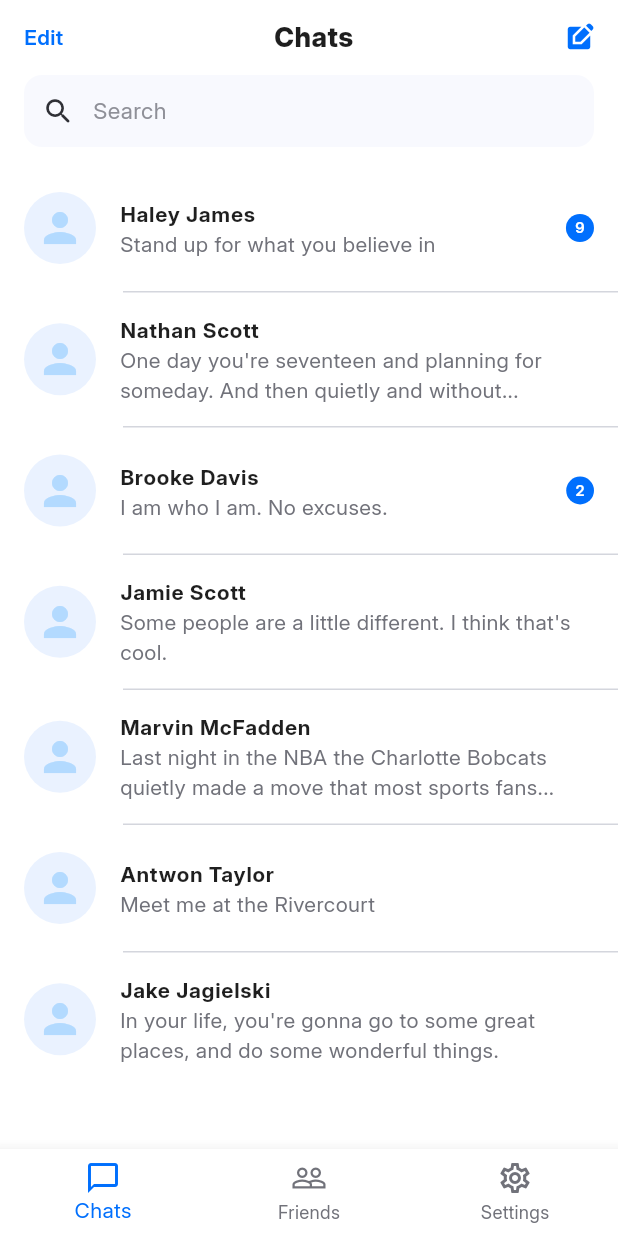
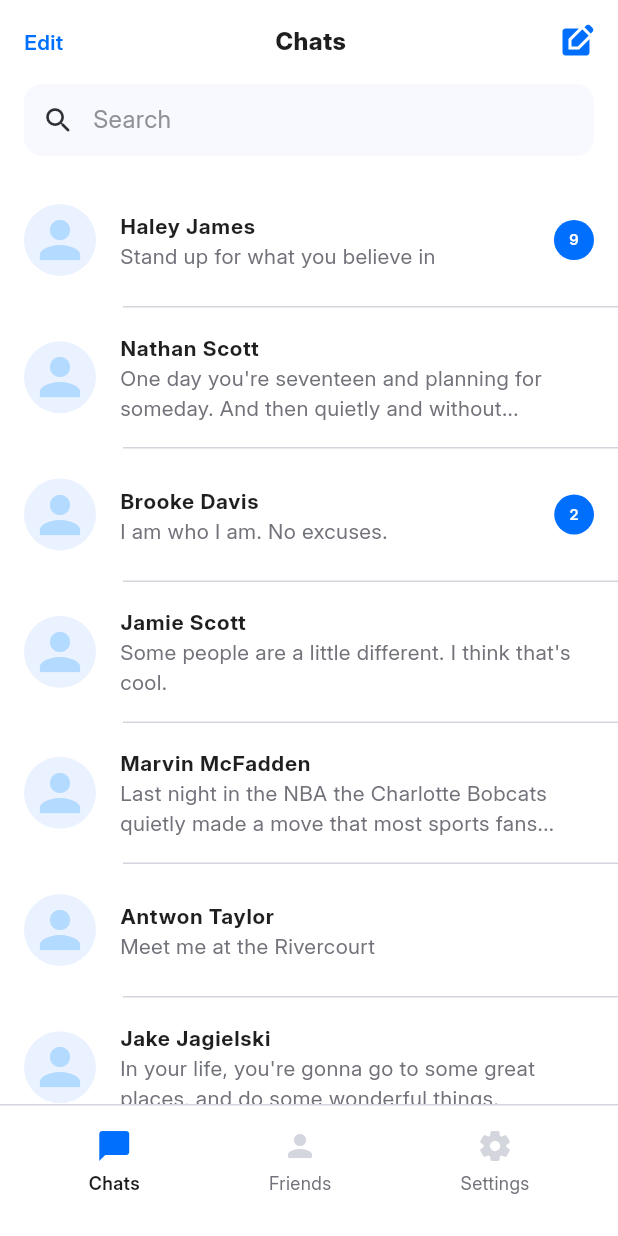
Before and after one commit to samsonsajees/ui_task_2, a Flutter app: the screen it shows after launch, on a phone screen of 412 x 824 dp. Run offline on Flutter 3.47's test engine with Material 3 defaults, Android fonts, the light colour scheme and no system bars; our stand-ins replace flutter_svg.

Commit message:
refactoring on chat detailed screen and some ui chnges in chats screen

```diff
--- a/lib/constants/app_colors.dart
+++ b/lib/constants/app_colors.dart
@@ -22,4 +22,5 @@ class AppColors {
   static final Color searchBar = _hexToColor("F8F9FE");
   static final Color searchIcon = _hexToColor("2F3036");
   static final Color chatIcons = _hexToColor("B3DAFF");
+  static final Color friendChatBubble = _hexToColor("F8F9FE");
 }
--- a/lib/constants/chat_data.dart
+++ b/lib/constants/chat_data.dart
@@ -67,5 +67,13 @@ class ChatData {
         MessageModel(message: 'In your life, you\'re gonna go to some great places, and do some wonderful things.', isMyMessage: false)
       ],
     ),
+    ChatModel(
+      partnerName: 'Peyton Sawyer',
+      avatar: 'https://i.pravatar.cc/150?u=skills',
+      unreadCount: 0,
+      messages: [
+        MessageModel(message: 'Every song ends, but is that any reason not to enjoy the music?', isMyMessage: false)
+      ]
+    )
   ];
 }
--- a/lib/screens/chats_screen.dart
+++ b/lib/screens/chats_screen.dart
@@ -3,6 +3,7 @@ import 'package:ui_task_2/constants/app_colors.dart';
 import 'package:ui_task_2/constants/app_text_styles.dart';
 import 'package:ui_task_2/constants/chat_data.dart';
 import 'package:ui_task_2/screens/chat_detail_screen.dart';
+import 'package:ui_task_2/widgets/nav_bar.dart';
 
 class ChatsScreen extends StatelessWidget {
   const ChatsScreen({super.key});
@@ -14,20 +15,20 @@ class ChatsScreen extends StatelessWidget {
       body: SafeArea(
         child: Column(
           children: [
-            // ---------------- HEADER ----------------
+            // HEADER
             Padding(
-              padding: const EdgeInsets.symmetric(horizontal: 16.0, vertical: 12),
+              padding: const EdgeInsets.symmetric(horizontal: 16.0, vertical: 16.0),
               child: Row(
                 mainAxisAlignment: MainAxisAlignment.spaceBetween,
                 children: [
                   Text("Edit", style: AppTextStyles.actionL.copyWith(color: AppColors.primaryBlue)),
-                  Text("Chats", style: AppTextStyles.h3.copyWith(fontSize: 18, color: AppColors.greyDarkest)),
-                  Icon(Icons.edit_square, color: AppColors.primaryBlue, size: 20),
+                  Text("Chats", style: AppTextStyles.h3.copyWith(color: AppColors.greyDarkest)),
+                  Icon(Icons.edit_square, color: AppColors.primaryBlue, size: 24),
                 ],
               ),
             ),
 
-            // ---------------- SEARCH BAR ----------------
+            // SEARCH BAR
             Padding(
               padding: const EdgeInsets.symmetric(horizontal: 16.0),
               child: Container(
@@ -41,7 +42,7 @@ class ChatsScreen extends StatelessWidget {
                     const SizedBox(width: 12),
                     Icon(Icons.search_rounded, color: AppColors.searchIcon, size: 22),
                     const SizedBox(width: 12),
-                    Text("Search", style: AppTextStyles.bodyM.copyWith(color: AppColors.greyLightest, fontSize: 15)),
+                    Text("Search", style: AppTextStyles.bodyL.copyWith(color: AppColors.greyLightest)),
                   ],
                 ),
               ),
@@ -49,7 +50,7 @@ class ChatsScreen extends StatelessWidget {
 
             const SizedBox(height: 12),
 
-            // ---------------- CHAT LIST ----------------
+            // CHAT LIST
             Expanded(
               child: ListView.separated(
                 itemCount: ChatData.allChats.length,
@@ -58,7 +59,7 @@ class ChatsScreen extends StatelessWidget {
                   final chat = ChatData.allChats[index];
 
                   return ListTile(
-                    contentPadding: const EdgeInsets.symmetric(horizontal: 16, vertical: 6),
+                    contentPadding: const EdgeInsets.symmetric(horizontal: 16, vertical: 8),
                     onTap: () {
                       Navigator.push(
                         context,
@@ -71,7 +72,7 @@ class ChatsScreen extends StatelessWidget {
                     leading: CircleAvatar(
                       radius: 24,
                       backgroundColor: AppColors.selected,
-                      child: Icon(Icons.person, color: AppColors.chatIcons, size: 32),
+                      child: Icon(Icons.person, color: AppColors.chatIcons, size: 40),
                     ),
                     // Name
                     title: Text(
@@ -88,7 +89,7 @@ class ChatsScreen extends StatelessWidget {
                     // Unread Badge
                     trailing: chat.unreadCount > 0
                         ? Container(
-                            padding: const EdgeInsets.all(6),
+                            padding: const EdgeInsets.all(10),
                             decoration: BoxDecoration(
                               color: AppColors.primaryBlue,
                               shape: BoxShape.circle,
@@ -106,19 +107,40 @@ class ChatsScreen extends StatelessWidget {
           ],
         ),
       ),
-      // ---------------- BOTTOM NAV ----------------
-      bottomNavigationBar: BottomNavigationBar(
-        selectedItemColor: AppColors.primaryBlue,
-        unselectedItemColor: AppColors.greyLight,
-        backgroundColor: AppColors.white,
-        showUnselectedLabels: true,
-        type: BottomNavigationBarType.fixed,
-        currentIndex: 0,
-        items: const [
-          BottomNavigationBarItem(icon: Icon(Icons.chat_bubble_outline), label: "Chats"),
-          BottomNavigationBarItem(icon: Icon(Icons.people_outline), label: "Friends"),
-          BottomNavigationBarItem(icon: Icon(Icons.settings_outlined), label: "Settings"),
+
+      // BOTTOM NAV
+      bottomNavigationBar: Container(
+        height: 88, // Typical height for modern nav bars
+        padding: const EdgeInsets.only(top: 12, bottom: 24, left: 16, right: 16), // Space for labels and safe area
+        decoration: BoxDecoration(
+          color: AppColors.white,
+          border: Border(
+            top: BorderSide(color: AppColors.divider, width: 1),
+          ),
+        ),
+        child: Row(
+        mainAxisAlignment: MainAxisAlignment.spaceAround,
+        children: [
+          CustomNavItem(
+            icon: Icons.chat_bubble_rounded,
+            label: "Chats",
+            isSelected: true,
+            onTap: () {},
+          ),
+          CustomNavItem(
+            icon: Icons.person_rounded,
+            label: "Friends",
+            isSelected: false,
+            onTap: () {},
+          ),
+          CustomNavItem(
+            icon: Icons.settings_rounded,
+            label: "Settings",
+            isSelected: false,
+            onTap: () {},
+          ),
         ],
+        ),
       ),
     );
   }
--- /dev/null
+++ b/lib/widgets/nav_bar.dart
@@ -0,0 +1,45 @@
+import 'package:flutter/material.dart';
+import 'package:ui_task_2/constants/app_colors.dart';
+import 'package:ui_task_2/constants/app_text_styles.dart';
+
+class CustomNavItem extends StatelessWidget {
+  final IconData icon;
+  final String label;
+  final bool isSelected;
+  final VoidCallback onTap;
+
+  const CustomNavItem({
+    super.key,
+    required this.icon,
+    required this.label,
+    required this.isSelected,
+    required this.onTap,
+  });
+
+  @override
+  Widget build(BuildContext context) {
+
+    final Color iconColor = isSelected ? AppColors.primaryBlue : AppColors.divider;
+    final Color textColor = isSelected ? AppColors.greyDarkest : AppColors.greyLight;
+    final FontWeight? textWeight = isSelected ? AppTextStyles.actionM.fontWeight : AppTextStyles.bodyS.fontWeight;
+
+    return GestureDetector(
+      onTap: onTap,
+      behavior: HitTestBehavior.opaque, // Makes the entire area clickable
+      child: Column(
+        mainAxisSize: MainAxisSize.min,
+        children: [
+          Icon(icon, color: iconColor, size: 24),
+          const SizedBox(height: 4),
+          Text(
+            label,
+            style: AppTextStyles.bodyS.copyWith(
+              color: textColor,
+              fontWeight: textWeight,
+            ),
+          ),
+        ],
+      ),
+    );
+  }
+}
```
Also changed, not shown: lib/screens/chat_detail_screen.dart (+9 -38 lines), lib/widgets/chat_bubble.dart (added, +45 -0 lines).
